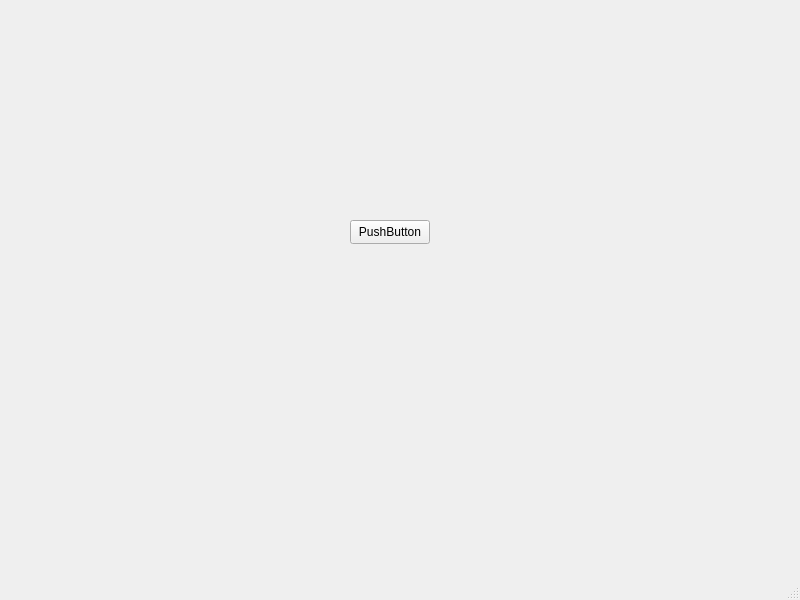
The window that mainwindow.ui (malvlopez/ProyectoProgramacion) describes before a commit, drawn with Qt 5.
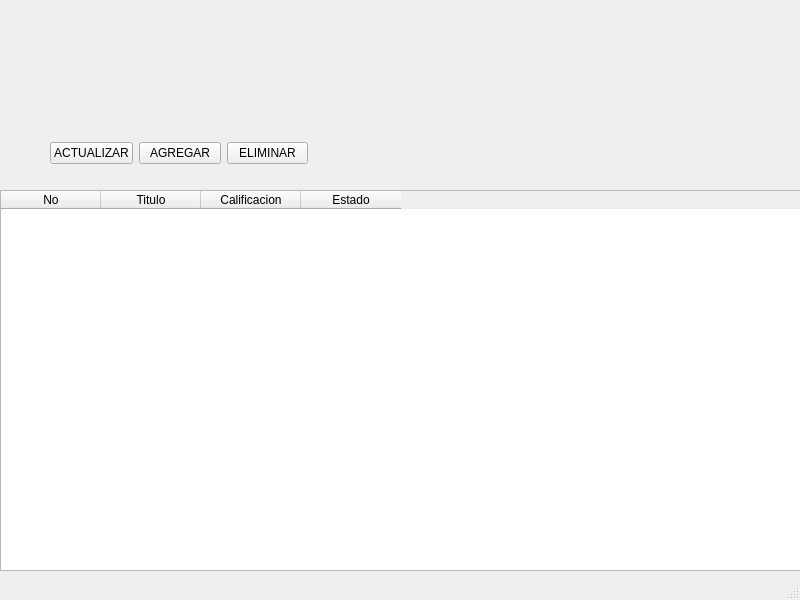
The same window after the commit.

Commit message: Se agregan botones y tabla en diseño

What changed in the file:
```diff
--- a/mainwindow.ui
+++ b/mainwindow.ui
@@ -14,18 +14,68 @@
    <string>MainWindow</string>
   </property>
   <widget class="QWidget" name="centralwidget">
-   <widget class="QPushButton" name="pushButton">
+   <widget class="QTableWidget" name="tablaMostrarPelis">
     <property name="geometry">
      <rect>
-      <x>350</x>
-      <y>220</y>
-      <width>80</width>
-      <height>24</height>
+      <x>0</x>
+      <y>190</y>
+      <width>801</width>
+      <height>381</height>
      </rect>
     </property>
-    <property name="text">
-     <string>PushButton</string>
+    <column>
+     <property name="text">
+      <string>No</string>
+     </property>
+    </column>
+    <column>
+     <property name="text">
+      <string>Titulo</string>
+     </property>
+    </column>
+    <column>
+     <property name="text">
+      <string>Calificacion</string>
+     </property>
+    </column>
+    <column>
+     <property name="text">
+      <string>Estado</string>
+     </property>
+    </column>
+   </widget>
+   <widget class="QWidget" name="">
+    <property name="geometry">
+     <rect>
+      <x>50</x>
+      <y>140</y>
+      <width>258</width>
+      <height>26</height>
+     </rect>
     </property>
+    <layout class="QHBoxLayout" name="horizontalLayout">
+     <item>
+      <widget class="QPushButton" name="BotonAgregar_2">
+       <property name="text">
+        <string>ACTUALIZAR</string>
+       </property>
+      </widget>
+     </item>
+     <item>
+      <widget class="QPushButton" name="BotonAgregar">
+       <property name="text">
+        <string>AGREGAR</string>
+       </property>
+      </widget>
+     </item>
+     <item>
+      <widget class="QPushButton" name="BotonAgregar_3">
+       <property name="text">
+        <string>ELIMINAR</string>
+       </property>
+      </widget>
+     </item>
+    </layout>
    </widget>
   </widget>
   <widget class="QMenuBar" name="menubar">
```
The commit also changes 1 other file.
